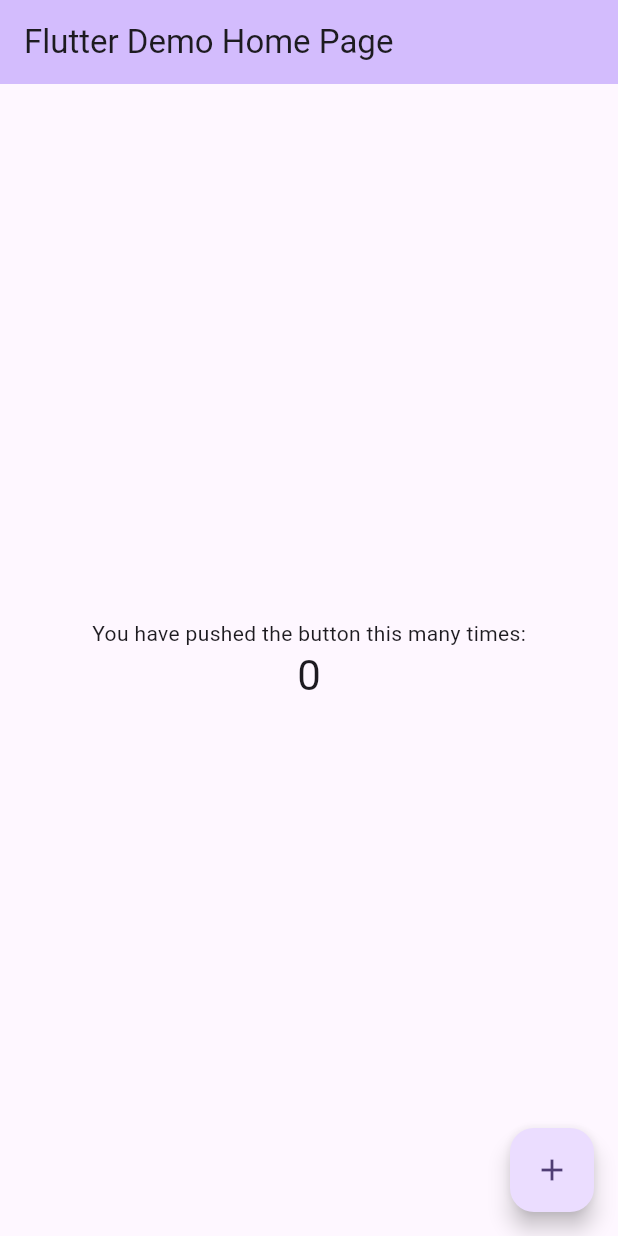
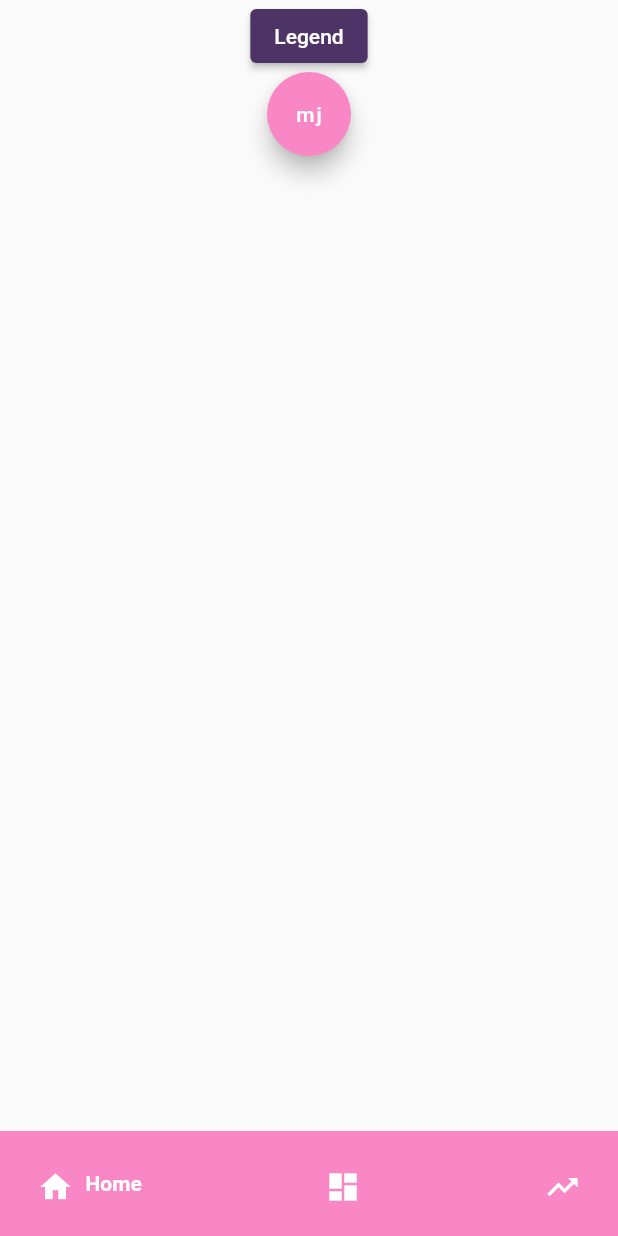
Before and after one commit to J-A-Christopher/coinpulse, a Flutter app: the screen it shows after launch, on a phone screen of 412 x 824 dp. Run offline on Flutter 3.47's test engine with Material 2 defaults, Android fonts, the phone set to English and light mode, and no system bars; drawn by our look-alikes of google_nav_bar.

Commit message:
Added navbar to the app

```diff
--- /dev/null
+++ b/lib/home/analytics.dart
@@ -0,0 +1,12 @@
+import 'package:flutter/material.dart';
+
+class Analytics extends StatelessWidget {
+  const Analytics({super.key});
+
+  @override
+  Widget build(BuildContext context) {
+    return const Center(
+      child: Text('Analytics'),
+    );
+  }
+}
--- /dev/null
+++ b/lib/home/dashboard.dart
@@ -0,0 +1,12 @@
+import 'package:flutter/material.dart';
+
+class DashBoard extends StatelessWidget {
+  const DashBoard({super.key});
+
+  @override
+  Widget build(BuildContext context) {
+    return const Center(
+      child: Text('Dashboard'),
+    );
+  }
+}
--- /dev/null
+++ b/lib/home/home_page.dart
@@ -0,0 +1,22 @@
+import 'package:flutter/material.dart';
+
+class HomePage extends StatelessWidget {
+  const HomePage({super.key});
+
+  @override
+  Widget build(BuildContext context) {
+    return Scaffold(
+      body: Center(
+        child: Column(
+          children: [
+            ElevatedButton(onPressed: () {}, child: const Text('Legend')),
+            FloatingActionButton(
+              onPressed: () {},
+              child: const Text('mj'),
+            )
+          ],
+        ),
+      ),
+    );
+  }
+}
--- /dev/null
+++ b/lib/home/navbar.dart
@@ -0,0 +1,58 @@
+import 'package:coinpulse/home/analytics.dart';
+import 'package:coinpulse/home/dashboard.dart';
+import 'package:coinpulse/home/home_page.dart';
+import 'package:flutter/material.dart';
+import 'package:google_nav_bar/google_nav_bar.dart';
+
+import '../utils/colors.dart';
+
+class BottomNavBar extends StatefulWidget {
+  const BottomNavBar({super.key});
+
+  @override
+  State<BottomNavBar> createState() => _BottomNavBarState();
+}
+
+class _BottomNavBarState extends State<BottomNavBar> {
+  int _selectedIndex = 0;
+  final List<Widget> _screens = [
+    const HomePage(),
+    const DashBoard(),
+    const Analytics()
+  ];
+  @override
+  Widget build(BuildContext context) {
+    return Scaffold(
+      bottomNavigationBar: SizedBox(
+        height: 70,
+        child: GNav(
+          selectedIndex: _selectedIndex,
+          onTabChange: (index) {
+            setState(() {
+              _selectedIndex = index;
+            });
+          },
+          gap: 8,
+          backgroundColor: ColorsUsed.secondaryColor,
+          color: Colors.white,
+          activeColor: Colors.white,
+          tabs: const [
+            GButton(
+              icon: Icons.home,
+              text: 'Home',
+            ),
+            GButton(
+              icon: Icons.dashboard,
+              text: 'Dashboard',
+            ),
+            GButton(
+              icon: Icons.trending_up,
+              text: 'Analytics',
+            )
+          ],
+        ),
+      ),
+      body: _screens.elementAt(_selectedIndex),
+    );
+  }
+}
--- a/lib/main.dart
+++ b/lib/main.dart
@@ -1,4 +1,8 @@
+import 'package:coinpulse/home/home_page.dart';
+import 'package:coinpulse/utils/colors.dart';
 import 'package:flutter/material.dart';
+
+import 'home/navbar.dart';
 
 void main() {
   runApp(const MyApp());
@@ -7,119 +11,18 @@ void main() {
 class MyApp extends StatelessWidget {
   const MyApp({super.key});
 
-  // This widget is the root of your application.
   @override
   Widget build(BuildContext context) {
+    final ThemeData theme = ThemeData();
     return MaterialApp(
-      title: 'Flutter Demo',
-      theme: ThemeData(
-        // This is the theme of your application.
-        //
-        // TRY THIS: Try running your application with "flutter run". You'll see
-        // the application has a blue toolbar. Then, without quitting the app,
-        // try changing the seedColor in the colorScheme below to Colors.green
-        // and then invoke "hot reload" (save your changes or press the "hot
-        // reload" button in a Flutter-supported IDE, or press "r" if you used
-        // the command line to start the app).
-        //
-        // Notice that the counter didn't reset back to zero; the application
-        // state is not lost during the reload. To reset the state, use hot
-        // restart instead.
-        //
-        // This works for code too, not just values: Most code changes can be
-        // tested with just a hot reload.
-        colorScheme: ColorScheme.fromSeed(seedColor: Colors.deepPurple),
-        useMaterial3: true,
-      ),
-      home: const MyHomePage(title: 'Flutter Demo Home Page'),
-    );
+        title: 'Coin Pulse',
+        debugShowCheckedModeBanner: false,
+        theme: theme.copyWith(
+            colorScheme: theme.colorScheme.copyWith(
+                primary: ColorsUsed.primaryColor,
+                secondary: ColorsUsed.secondaryColor)),
+        home: const BottomNavBar()
+        // const HomePage(),
+        );
   }
 }
-
-class MyHomePage extends StatefulWidget {
-  const MyHomePage({super.key, required this.title});
-
-  // This widget is the home page of your application. It is stateful, meaning
-  // that it has a State object (defined below) that contains fields that affect
-  // how it looks.
-
-  // This class is the configuration for the state. It holds the values (in this
-  // case the title) provided by the parent (in this case the App widget) and
-  // used by the build method of the State. Fields in a Widget subclass are
-  // always marked "final".
-
-  final String title;
-
-  @override
-  State<MyHomePage> createState() => _MyHomePageState();
-}
-
-class _MyHomePageState extends State<MyHomePage> {
-  int _counter = 0;
-
-  void _incrementCounter() {
-    setState(() {
-      // This call to setState tells the Flutter framework that something has
-      // changed in this State, which causes it to rerun the build method below
-      // so that the display can reflect the updated values. If we changed
-      // _counter without calling setState(), then the build method would not be
-      // called again, and so nothing would appear to happen.
-      _counter++;
-    });
-  }
-
-  @override
-  Widget build(BuildContext context) {
-    // This method is rerun every time setState is called, for instance as done
-    // by the _incrementCounter method above.
-    //
-    // The Flutter framework has been optimized to make rerunning build methods
-    // fast, so that you can just rebuild anything that needs updating rather
-    // than having to individually change instances of widgets.
-    return Scaffold(
-      appBar: AppBar(
-        // TRY THIS: Try changing the color here to a specific color (to
-        // Colors.amber, perhaps?) and trigger a hot reload to see the AppBar
-        // change color while the other colors stay the same.
-        backgroundColor: Theme.of(context).colorScheme.inversePrimary,
-        // Here we take the value from the MyHomePage object that was created by
-        // the App.build method, and use it to set our appbar title.
-        title: Text(widget.title),
-      ),
-      body: Center(
-        // Center is a layout widget. It takes a single child and positions it
-        // in the middle of the parent.
-        child: Column(
-          // Column is also a layout widget. It takes a list of children and
-          // arranges them vertically. By default, it sizes itself to fit its
-          // children horizontally, and tries to be as tall as its parent.
-          //
-          // Column has various properties to control how it sizes itself and
-          // how it positions its children. Here we use mainAxisAlignment to
-          // center the children vertically; the main axis here is the vertical
-          // axis because Columns are vertical (the cross axis would be
-          // horizontal).
-          //
-          // TRY THIS: Invoke "debug painting" (choose the "Toggle Debug Paint"
-          // action in the IDE, or press "p" in the console), to see the
-          // wireframe for each widget.
-          mainAxisAlignment: MainAxisAlignment.center,
-          children: <Widget>[
-            const Text(
-              'You have pushed the button this many times:',
-            ),
-            Text(
-              '$_counter',
-              style: Theme.of(context).textTheme.headlineMedium,
-            ),
-          ],
-        ),
-      ),
-      floatingActionButton: FloatingActionButton(
-        onPressed: _incrementCounter,
-        tooltip: 'Increment',
-        child: const Icon(Icons.add),
-      ), // This trailing comma makes auto-formatting nicer for build methods.
-    );
-  }
-}
--- /dev/null
+++ b/lib/utils/colors.dart
@@ -0,0 +1,8 @@
+import 'package:flutter/material.dart';
+
+abstract class ColorsUsed {
+  static const primaryColor = Color(0xff4E3366);
+
+  static const Color secondaryColor = Color(0xffF987C5);
+  static const Color selectedNavColor = Color(0xff30D5CB);
+}
```
Also changed, not shown: pubspec.yaml (+7 -4 lines), pubspec.lock.
